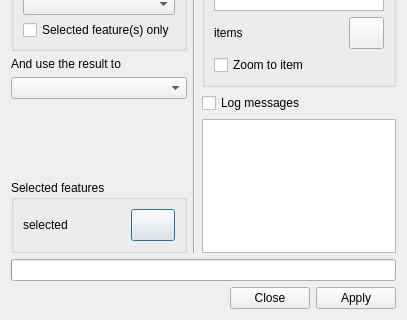
This is src/plugins/spatialquery/qgsspatialquerydialogbase.ui in carsmie/QGIS as Qt 5 draws it before an edit; both pictures show x 0 to 407 and y 190 to 510 of the 407 by 510 pixel window. The edited form follows.
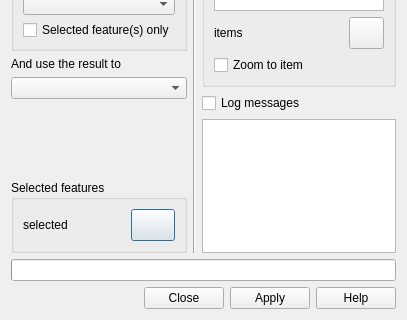
This is the edited form. Icons and pictures are not drawn.

Commit message: Add Help button and connect it to user manual

Patch:
```diff
--- a/src/plugins/spatialquery/qgsspatialquerydialogbase.ui
+++ b/src/plugins/spatialquery/qgsspatialquerydialogbase.ui
@@ -404,7 +404,7 @@
       <string>Run query or close the window</string>
      </property>
      <property name="standardButtons">
-      <set>QDialogButtonBox::Apply|QDialogButtonBox::Close</set>
+      <set>QDialogButtonBox::Apply|QDialogButtonBox::Close|QDialogButtonBox::Help</set>
      </property>
     </widget>
    </item>
```
The commit also changes 50 other files.
